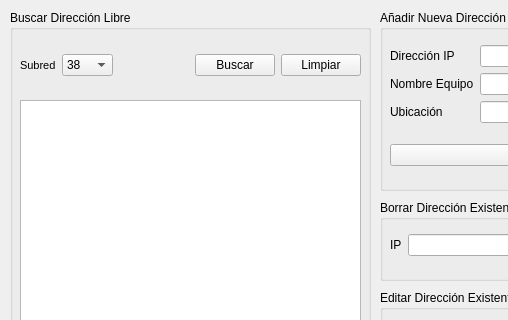
Above: Cliente_Administrador/controlip.ui from alu0100767421/Control_de_Incidencias before the change; both pictures show x 0 to 508 and y 0 to 320 of the 750 by 531 pixel window. Below: the same form after it.
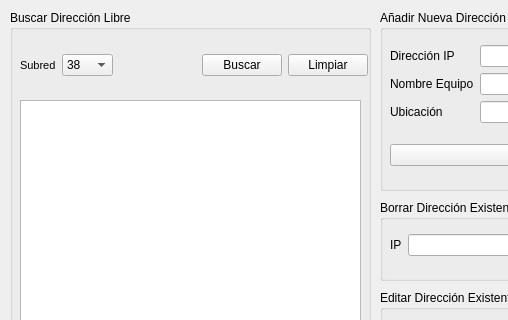
That is the form after the change. Icons and pictures are not drawn.

```diff
--- a/Cliente_Administrador/controlip.ui
+++ b/Cliente_Administrador/controlip.ui
@@ -33,7 +33,7 @@
         <rect>
          <x>10</x>
          <y>30</y>
-         <width>341</width>
+         <width>348</width>
          <height>51</height>
         </rect>
        </property>
```
Left out of the diff: 10 changed lines with no effect on the pictures.
